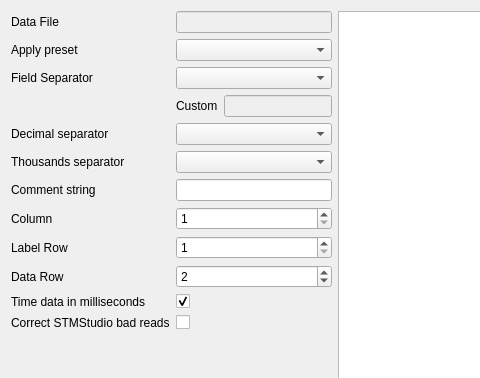
Above: src/dialogs/loadfiledialog.ui from ModbusScope/ModbusScope before the change; both pictures show x 0 to 480 and y 0 to 378 of the 988 by 480 pixel window. Below: the same form after it.
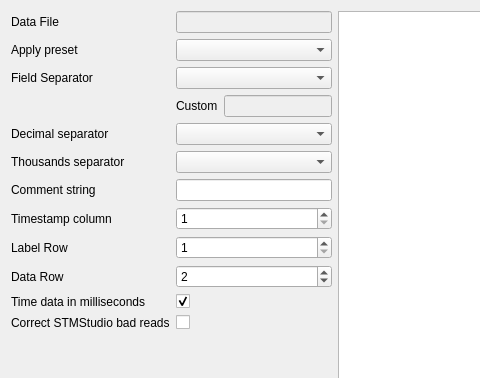
That is the form after the change.

What changed in the file:
```diff
--- a/src/dialogs/loadfiledialog.ui
+++ b/src/dialogs/loadfiledialog.ui
@@ -106,7 +106,7 @@
        <item row="9" column="0">
         <widget class="QLabel" name="label_3">
          <property name="text">
-          <string>Column</string>
+          <string>Timestamp column</string>
          </property>
         </widget>
        </item>
```
